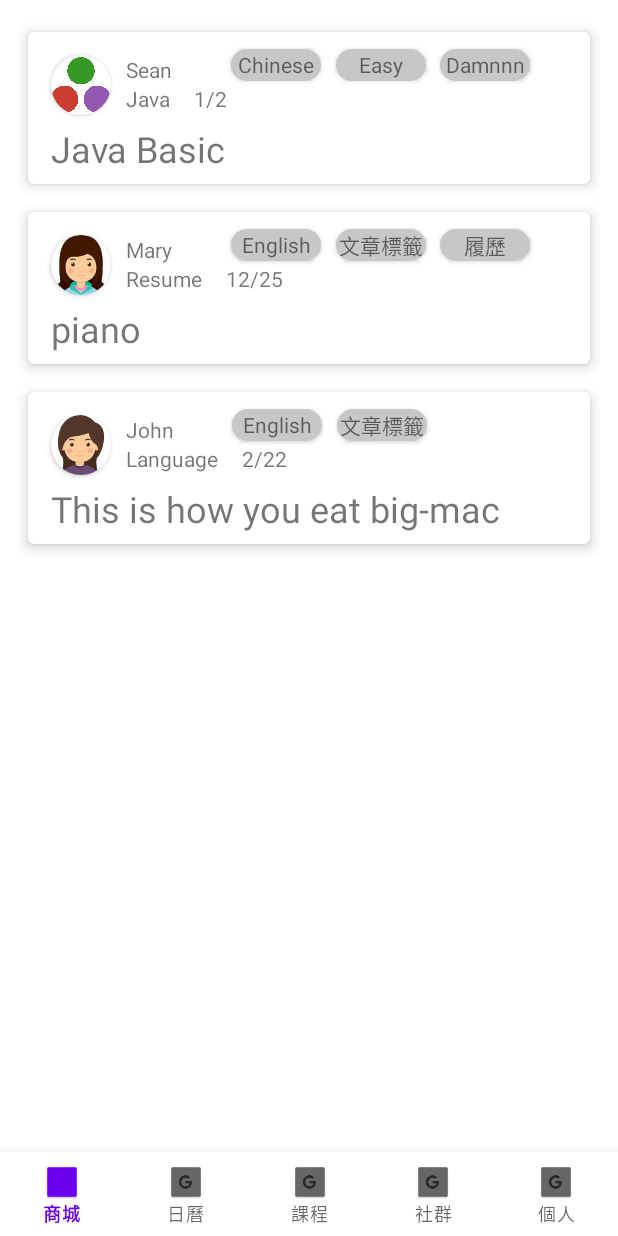
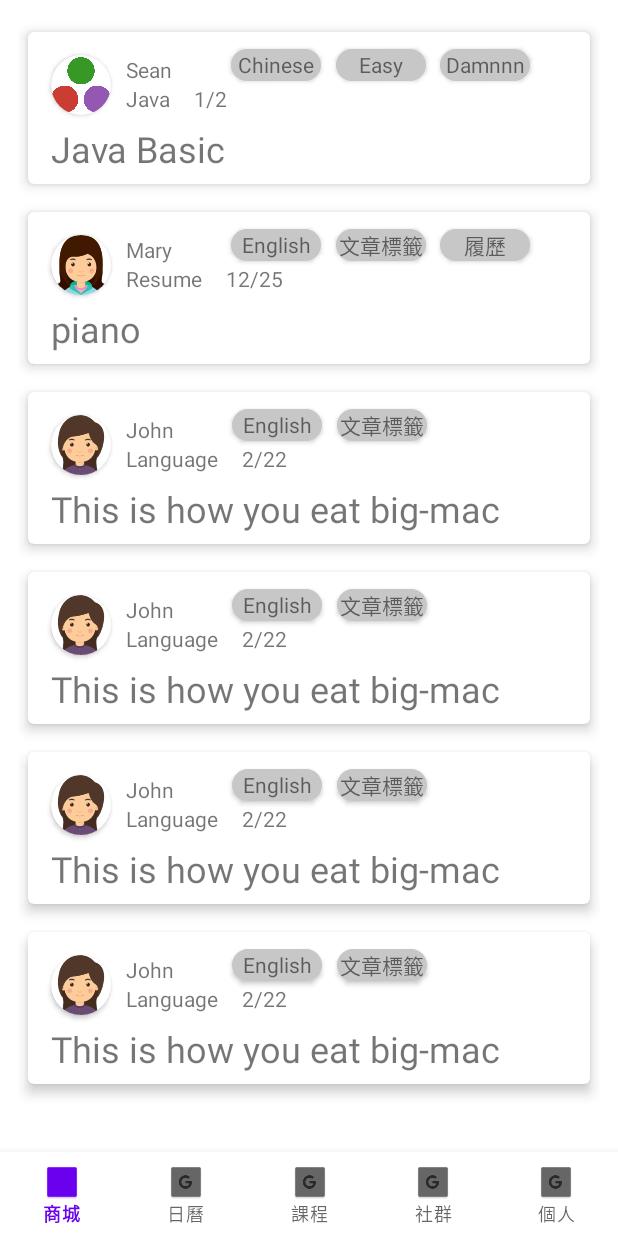
Before and after one commit to sonic711/THP101G2-Android-School, an Android app: the ComAllPostFragment screen opened through its navigation route, on a phone screen of 412 x 824 dp. Run offline under Robolectric (Android 15) with nearby library versions, the phone set to English and light mode, and no system bars; our stand-ins replace data binding, navigation-ui.

Commit message:
社群 修改瀏覽紀錄的小bug跟新增更多假資料

```diff
--- a/app/src/main/java/com/example/thp101g2_android_school/community/controller/PostAdapter.kt
+++ b/app/src/main/java/com/example/thp101g2_android_school/community/controller/PostAdapter.kt
@@ -31,7 +31,6 @@ class PostAdapter(private var posts: List<Post>) :
         return PostViewHolder(itemViewBinding)
     }
 
-    @SuppressLint("ResourceAsColor")
     override fun onBindViewHolder(holder: PostViewHolder, position: Int) {
         val post = posts[position]
         with(holder) {
@@ -48,6 +47,8 @@ class PostAdapter(private var posts: List<Post>) :
             // 如果是Value是1，代表已讀過，就改變標題顏色
             if (getViewedArticleIdFromSharedPreferences(itemView.context, post.postId) == 1) {
                 itemViewBinding.tvTitle.setTextColor(itemView.context.getColor(R.color.gray_500))
+            }else{
+//                itemViewBinding.tvTitle.setTextColor(itemView.context.getColor(R.color.black))
             }
             // 載入labelRecyclerView文章標籤
             with(itemViewBinding.labelRecyclerView) {
@@ -69,7 +70,7 @@ class PostAdapter(private var posts: List<Post>) :
      *  @author Sean
      */
     private fun saveArticleIdToSharedPreferences(context: Context, articleId: String) {
-        val sharedPrefs = context.getSharedPreferences("app_prefs", Context.MODE_PRIVATE)
+        val sharedPrefs = context.getSharedPreferences("com_app_prefs", Context.MODE_PRIVATE)
         sharedPrefs.edit()
             .putInt("viewed_article_id$articleId", 1)
             .apply()
@@ -83,7 +84,7 @@ class PostAdapter(private var posts: List<Post>) :
      *  @author Sean
      */
     private fun getViewedArticleIdFromSharedPreferences(context: Context, articleId: String): Int? {
-        val sharedPrefs = context.getSharedPreferences("app_prefs", Context.MODE_PRIVATE)
+        val sharedPrefs = context.getSharedPreferences("com_app_prefs", Context.MODE_PRIVATE)
         // 如果找不到Key，就回傳 null。如果找到Key，就檢查值是否為預設值 -1。如果不是，就回傳實際值；否則回傳 null。
         return sharedPrefs.getInt("viewed_article_id$articleId", -1).takeIf { it != -1 }
     }
--- a/app/src/main/java/com/example/thp101g2_android_school/community/viewmodel/ComAllPostViewModel.kt
+++ b/app/src/main/java/com/example/thp101g2_android_school/community/viewmodel/ComAllPostViewModel.kt
@@ -36,6 +36,20 @@ class ComAllPostViewModel : ViewModel() {
         childItems3.add(Label("文章標籤"))
         postList.add(Post("3","John",R.drawable.com_sue, "Language", "2/22","This is how you eat big-mac","Testing", childItems3))
 
+        val childItems4 = ArrayList<Label>()
+        childItems4.add(Label("English"))
+        childItems4.add(Label("文章標籤"))
+        postList.add(Post("4","John",R.drawable.com_sue, "Language", "2/22","This is how you eat big-mac","Testing", childItems4))
+
+        val childItems5 = ArrayList<Label>()
+        childItems5.add(Label("English"))
+        childItems5.add(Label("文章標籤"))
+        postList.add(Post("5","John",R.drawable.com_sue, "Language", "2/22","This is how you eat big-mac","Testing", childItems5))
+
+        val childItems6 = ArrayList<Label>()
+        childItems6.add(Label("English"))
+        childItems6.add(Label("文章標籤"))
+        postList.add(Post("6","John",R.drawable.com_sue, "Language", "2/22","This is how you eat big-mac","Testing", childItems6))
 
         this.postList = postList
         this.posts.value = this.postList
```
